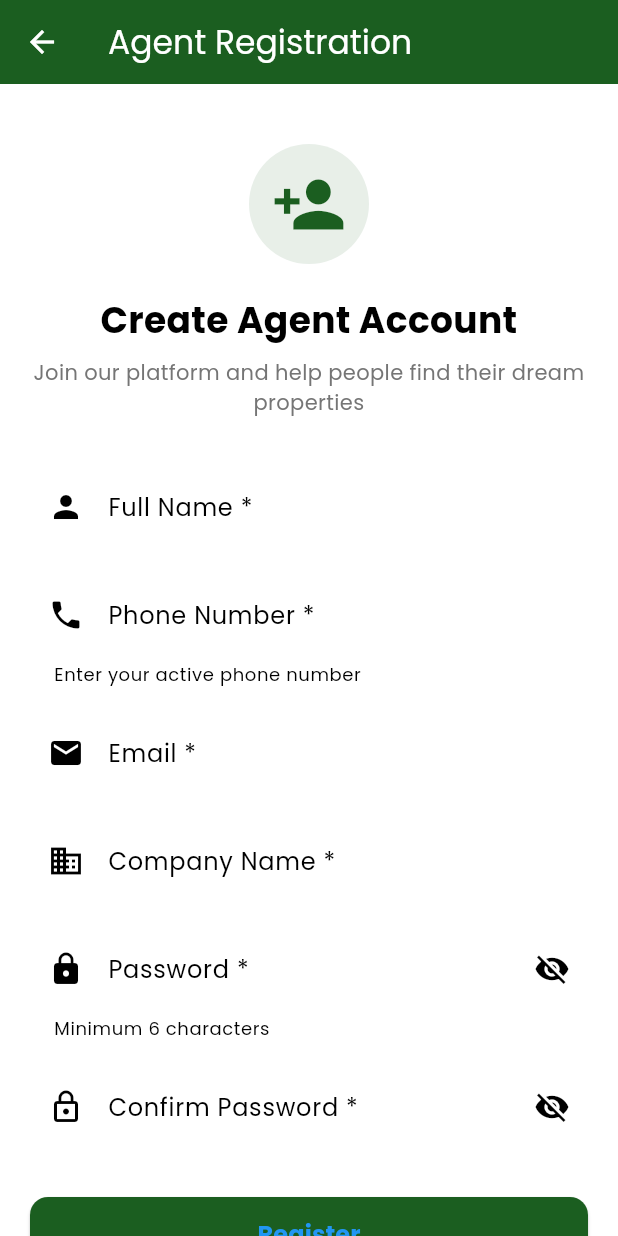
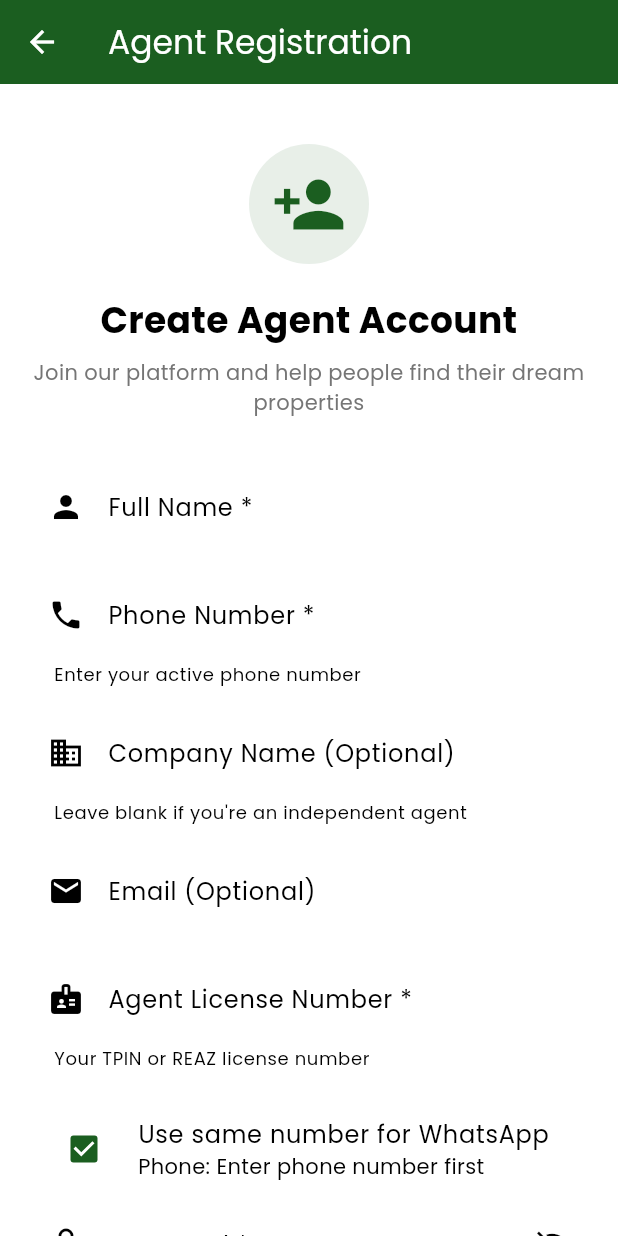
Before and after one commit to Able-Hillz/ZamProperties, a Flutter app: the AgentRegistrationScreen screen opened by its route, on a phone screen of 412 x 824 dp. Run offline on Flutter 3.47's test engine with Material 3 defaults, Android fonts, the phone set to English and light mode, and no system bars; our stand-ins replace cached_network_image, chewie, connectivity_plus, firebase_messaging, flutter_local_notifications, google_fonts and 5 more; accounts and stored records are empty.

Commit message:
Update agent_registration_screen.dart

```diff
--- a/lib/screens/agent_registration_screen.dart
+++ b/lib/screens/agent_registration_screen.dart
@@ -1,7 +1,10 @@
 import 'package:flutter/material.dart';
 import 'package:shared_preferences/shared_preferences.dart';
 import '../utils/constants.dart';
-import 'agent_verification_screen.dart';
+import '../services/hive_service.dart';
+import '../models/agent.dart';
+import 'agent_dashboard.dart';
+import '../services/supabase_service.dart';
 
 class AgentRegistrationScreen extends StatefulWidget {
   const AgentRegistrationScreen({super.key});
@@ -18,17 +21,19 @@ class _AgentRegistrationScreenState extends State<AgentRegistrationScreen> {
   final _companyController = TextEditingController();
   final _passwordController = TextEditingController();
   final _confirmPasswordController = TextEditingController();
+  final _licenseController = TextEditingController();  // Now REQUIRED
+  final _whatsappController = TextEditingController();
 
   bool _isLoading = false;
   bool _obscurePassword = true;
   bool _obscureConfirmPassword = true;
+  bool _whatsappSameAsPhone = true;
 
-  Future<void> _register() async {
+  Future<void> _registerAndLogin() async {
   if (!_formKey.currentState!.validate()) return;
 
   setState(() => _isLoading = true);
 
-    // Simulate network delay
   await Future.delayed(const Duration(milliseconds: 500));
 
   final prefs = await SharedPreferences.getInstance();
@@ -44,23 +49,54 @@ class _AgentRegistrationScreenState extends State<AgentRegistrationScreen> {
     return;
   }
 
-    // Save all agent data
+  // Determine WhatsApp number
+  final whatsappNumber = _whatsappSameAsPhone
+      ? _phoneController.text
+      : _whatsappController.text;
+
+  // Create Agent object
+  final agent = Agent(
+    id: agentId,
+    name: _nameController.text,
+    phone: _phoneController.text,
+    whatsapp: whatsappNumber,
+    email: _emailController.text.isNotEmpty ? _emailController.text : null,
+    isVerified: false,
+    profileImageUrl: null,
+    companyName: _companyController.text.isNotEmpty ? _companyController.text : 'Independent Agent',
+    tpin: null,
+    licenseNumber: _licenseController.text,
+    passwordHash: _passwordController.text,
+    trustPoints: 75,
+    verificationLevel: 'basicVerified',
+    averageRating: 0.0,
+    totalReviews: 0,
+    createdAt: DateTime.now(),
+  );
+
+  // Save to Hive (local)
+  await HiveService.saveAgent(agent);
+
+  // Sync to Supabase (cloud) - FIXED: Added this!
+  if (SupabaseService.isAvailable) {
+    await SupabaseService.syncLocalToCloud();
+  }
+
+  // Save to SharedPreferences for quick access
   await prefs.setBool('isRegistered', true);
   await prefs.setString('userType', 'agent');
   await prefs.setString('agentId', agentId);
   await prefs.setString('agentName', _nameController.text);
   await prefs.setString('agentPhone', _phoneController.text);
+  await prefs.setString('agentPassword', _passwordController.text);
+  await prefs.setString('agentCompany', _companyController.text.isNotEmpty ? _companyController.text : 'Independent Agent');
   await prefs.setString('agentEmail', _emailController.text);
-    await prefs.setString('agentCompany', _companyController.text);
-    await prefs.setString('agentPassword', _passwordController.text);
-    await prefs.setInt('agentTrustPoints', 50);
-    await prefs.setBool('agentHasTPIN', false);
   await prefs.setBool('isLoggedIn', true);
 
   if (mounted) {
     ScaffoldMessenger.of(context).showSnackBar(
       const SnackBar(
-          content: Text('Registration successful!'),
+        content: Text('Registration successful! Welcome aboard!'),
         backgroundColor: Colors.green,
       ),
     );
@@ -68,9 +104,9 @@ class _AgentRegistrationScreenState extends State<AgentRegistrationScreen> {
     Navigator.pushReplacement(
       context,
       MaterialPageRoute(
-          builder: (context) => AgentVerificationScreen(
-            agentId: agentId,
-            agentPhone: _phoneController.text,
+        builder: (context) => AgentDashboard(
+          toggleTheme: () {},
+          isDarkMode: false,
         ),
       ),
     );
@@ -123,6 +159,7 @@ class _AgentRegistrationScreenState extends State<AgentRegistrationScreen> {
               ),
               const SizedBox(height: 32),
 
+              // Full Name
               TextFormField(
                 controller: _nameController,
                 decoration: const InputDecoration(
@@ -134,6 +171,7 @@ class _AgentRegistrationScreenState extends State<AgentRegistrationScreen> {
               ),
               const SizedBox(height: 16),
 
+              // Phone Number
               TextFormField(
                 controller: _phoneController,
                 decoration: const InputDecoration(
@@ -151,33 +189,76 @@ class _AgentRegistrationScreenState extends State<AgentRegistrationScreen> {
               ),
               const SizedBox(height: 16),
 
+              // Company Name (Optional)
+              TextFormField(
+                controller: _companyController,
+                decoration: const InputDecoration(
+                  labelText: 'Company Name (Optional)',
+                  prefixIcon: Icon(Icons.business),
+                  border: OutlineInputBorder(),
+                  helperText: 'Leave blank if you\'re an independent agent',
+                ),
+              ),
+              const SizedBox(height: 16),
+
+              // Email (Optional)
               TextFormField(
                 controller: _emailController,
                 decoration: const InputDecoration(
-                  labelText: 'Email *',
+                  labelText: 'Email (Optional)',
                   prefixIcon: Icon(Icons.email),
                   border: OutlineInputBorder(),
                 ),
                 keyboardType: TextInputType.emailAddress,
+              ),
+              const SizedBox(height: 16),
+
+              // Agent License Number (REQUIRED)
+              TextFormField(
+                controller: _licenseController,
+                decoration: const InputDecoration(
+                  labelText: 'Agent License Number *',
+                  prefixIcon: Icon(Icons.badge),
+                  border: OutlineInputBorder(),
+                  helperText: 'Your TPIN or REAZ license number',
+                ),
                 validator: (v) {
-                  if (v == null || v.isEmpty) return 'Enter email';
-                  if (!v.contains('@') || !v.contains('.')) return 'Enter valid email';
+                  if (v == null || v.isEmpty) return 'License number is required';
+                  if (v.length < 5) return 'Enter valid license number';
                   return null;
                 },
               ),
               const SizedBox(height: 16),
 
-              TextFormField(
-                controller: _companyController,
+              // WhatsApp Number
+              CheckboxListTile(
+                value: _whatsappSameAsPhone,
+                onChanged: (value) {
+                  setState(() {
+                    _whatsappSameAsPhone = value ?? true;
+                  });
+                },
+                title: const Text('Use same number for WhatsApp'),
+                subtitle: Text('Phone: ${_phoneController.text.isNotEmpty ? _phoneController.text : 'Enter phone number first'}'),
+                controlAffinity: ListTileControlAffinity.leading,
+                activeColor: AppConstants.primaryColor,
+              ),
+
+              if (!_whatsappSameAsPhone)
+                Padding(
+                  padding: const EdgeInsets.only(bottom: 16),
+                  child: TextFormField(
+                    controller: _whatsappController,
                     decoration: const InputDecoration(
-                  labelText: 'Company Name *',
-                  prefixIcon: Icon(Icons.business),
+                      labelText: 'WhatsApp Number',
+                      prefixIcon: Icon(Icons.chat),
                       border: OutlineInputBorder(),
                     ),
-                validator: (v) => v == null || v.isEmpty ? 'Enter company name' : null,
+                    keyboardType: TextInputType.phone,
                   ),
-              const SizedBox(height: 16),
+                ),
 
+              // Password
               TextFormField(
                 controller: _passwordController,
                 obscureText: _obscurePassword,
@@ -203,6 +284,7 @@ class _AgentRegistrationScreenState extends State<AgentRegistrationScreen> {
               ),
               const SizedBox(height: 16),
 
+              // Confirm Password
               TextFormField(
                 controller: _confirmPasswordController,
                 obscureText: _obscureConfirmPassword,
@@ -226,11 +308,12 @@ class _AgentRegistrationScreenState extends State<AgentRegistrationScreen> {
               ),
               const SizedBox(height: 32),
 
+              // Register Button
               SizedBox(
                 width: double.infinity,
                 height: 50,
                 child: ElevatedButton(
-                  onPressed: _isLoading ? null : _register,
+                  onPressed: _isLoading ? null : _registerAndLogin,
                   style: ElevatedButton.styleFrom(
                     backgroundColor: AppConstants.primaryColor,
                     shape: RoundedRectangleBorder(
@@ -247,7 +330,7 @@ class _AgentRegistrationScreenState extends State<AgentRegistrationScreen> {
                           ),
                         )
                       : const Text(
-                          'Register',
+                          'Register & Continue',
                           style: TextStyle(fontSize: 16, fontWeight: FontWeight.bold),
                         ),
                 ),
@@ -274,6 +357,28 @@ class _AgentRegistrationScreenState extends State<AgentRegistrationScreen> {
                 ],
               ),
               const SizedBox(height: 20),
+
+              // Info Box
+              Container(
+                padding: const EdgeInsets.all(12),
+                decoration: BoxDecoration(
+                  color: Colors.green.shade50,
+                  borderRadius: BorderRadius.circular(8),
+                  border: Border.all(color: Colors.green.shade200),
+                ),
+                child: Row(
+                  children: [
+                    Icon(Icons.star, color: Colors.amber.shade700),
+                    const SizedBox(width: 12),
+                    Expanded(
+                      child: Text(
+                        'License verification adds trust points to your profile! You can add TPIN later for even more trust.',
+                        style: TextStyle(fontSize: 12, color: Colors.green.shade700),
+                      ),
+                    ),
+                  ],
+                ),
+              ),
             ],
           ),
         ),
```
Lines whose indentation alone changed are shown as unchanged.
